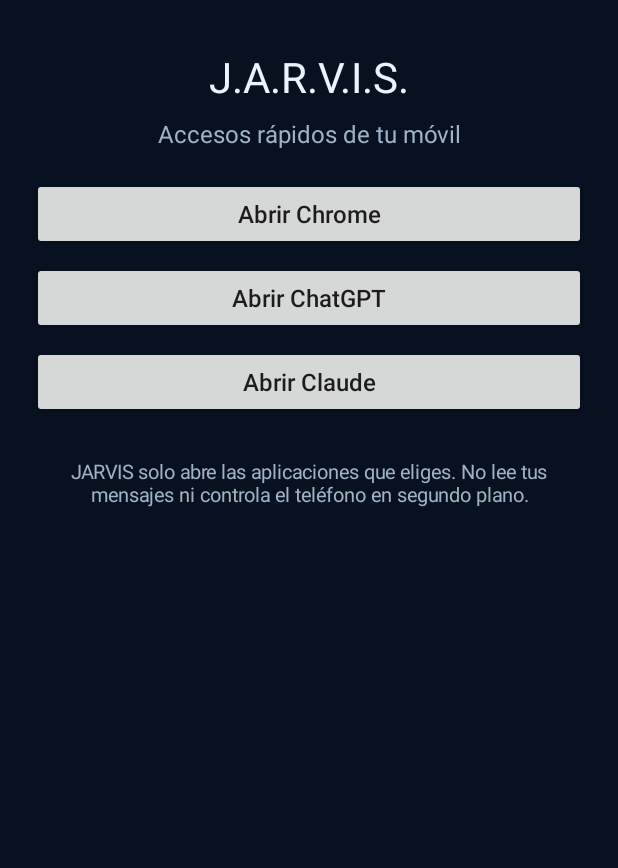
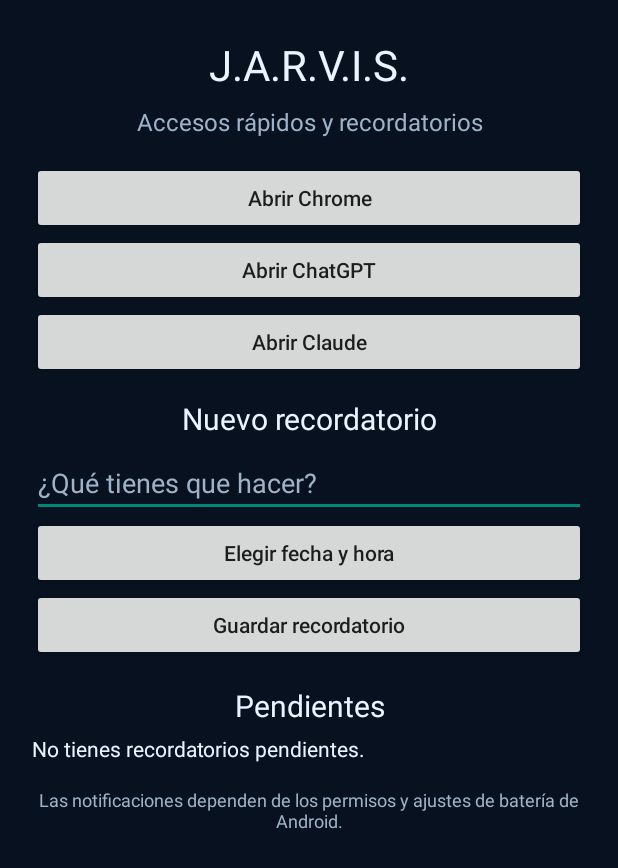
Before and after one commit to lekramelpro-debug/Mi-jarvis, an Android app: the screen it shows after launch (MainActivity), after a tap on "Abrir Chrome", on a phone screen of 412 x 824 dp. Shown: the top 868 px of the screen. Run offline under Robolectric (Android 15) with nearby library versions, the phone set to English and light mode, and no system bars; 2 statements that could not run were skipped.

Commit message:
Add local reminder scheduling UI

```diff
--- a/android-companion/app/src/main/java/com/jarvis/companion/MainActivity.kt
+++ b/android-companion/app/src/main/java/com/jarvis/companion/MainActivity.kt
@@ -1,102 +1,199 @@
 package com.jarvis.companion
 
+import android.Manifest
 import android.app.Activity
-import android.content.ActivityNotFoundException
+import android.app.AlarmManager
+import android.app.DatePickerDialog
+import android.app.NotificationChannel
+import android.app.NotificationManager
+import android.app.PendingIntent
+import android.app.TimePickerDialog
+import android.content.Context
 import android.content.Intent
+import android.content.pm.PackageManager
 import android.net.Uri
+import android.os.Build
 import android.os.Bundle
 import android.view.Gravity
 import android.view.ViewGroup
 import android.widget.Button
+import android.widget.EditText
 import android.widget.LinearLayout
 import android.widget.TextView
 import android.widget.Toast
+import java.text.DateFormat
+import java.util.Calendar
+import java.util.Date
 
 class MainActivity : Activity() {
+    private lateinit var root: LinearLayout
+    private lateinit var reminderInput: EditText
+    private lateinit var reminderList: TextView
+    private val prefs by lazy { getSharedPreferences(PREFS, Context.MODE_PRIVATE) }
+    private var selectedTime = Calendar.getInstance().apply { add(Calendar.MINUTE, 5) }
+
     override fun onCreate(savedInstanceState: Bundle?) {
         super.onCreate(savedInstanceState)
+        createNotificationChannel()
+        requestNotificationPermission()
 
-        val root = LinearLayout(this).apply {
+        root = LinearLayout(this).apply {
             orientation = LinearLayout.VERTICAL
             gravity = Gravity.CENTER_HORIZONTAL
-            setPadding(32, 48, 32, 32)
+            setPadding(32, 36, 32, 32)
             setBackgroundColor(0xFF07111F.toInt())
         }
 
-        val title = TextView(this).apply {
-            text = "J.A.R.V.I.S."
-            textSize = 28f
+        addText("J.A.R.V.I.S.", 28f, 0xFFEAF4FF.toInt())
+        addText("Accesos rápidos y recordatorios", 16f, 0xFF9FB3C8.toInt(), 12, 24)
+
+        addAppButton("Abrir Chrome", "com.android.chrome", "https://www.google.com")
+        addAppButton("Abrir ChatGPT", "com.openai.chatgpt", "https://chatgpt.com")
+        addAppButton("Abrir Claude", "com.anthropic.claude", "https://claude.ai")
+
+        addText("Nuevo recordatorio", 20f, 0xFFEAF4FF.toInt(), 20, 10)
+        reminderInput = EditText(this).apply {
+            hint = "¿Qué tienes que hacer?"
+            setSingleLine(true)
             setTextColor(0xFFEAF4FF.toInt())
-            gravity = Gravity.CENTER
+            setHintTextColor(0xFF9FB3C8.toInt())
         }
-        root.addView(title, matchWrap())
+        root.addView(reminderInput, matchWrap())
 
-        val subtitle = TextView(this).apply {
-            text = "Accesos rápidos de tu móvil"
-            textSize = 16f
-            setTextColor(0xFF9FB3C8.toInt())
-            gravity = Gravity.CENTER
-            setPadding(0, 12, 0, 28)
+        val chooseTime = Button(this).apply {
+            text = "Elegir fecha y hora"
+            isAllCaps = false
+            setOnClickListener { chooseDateAndTime() }
         }
-        root.addView(subtitle, matchWrap())
+        root.addView(chooseTime, matchWrap())
 
-        addAppButton(root, "Abrir Chrome", "com.android.chrome", "https://www.google.com")
-        addAppButton(root, "Abrir ChatGPT", "com.openai.chatgpt", "https://chatgpt.com")
-        addAppButton(root, "Abrir Claude", "com.anthropic.claude", "https://claude.ai")
+        val save = Button(this).apply {
+            text = "Guardar recordatorio"
+            isAllCaps = false
+            setOnClickListener { saveReminder() }
+        }
+        root.addView(save, matchWrap())
 
-        val note = TextView(this).apply {
-            text = "JARVIS solo abre las aplicaciones que eliges. No lee tus mensajes ni controla el teléfono en segundo plano."
-            textSize = 13f
-            setTextColor(0xFF9FB3C8.toInt())
-            gravity = Gravity.CENTER
-            setPadding(0, 28, 0, 0)
+        addText("Pendientes", 20f, 0xFFEAF4FF.toInt(), 24, 8)
+        reminderList = TextView(this).apply {
+            textSize = 14f
+            setTextColor(0xFFEAF4FF.toInt())
         }
-        root.addView(note, matchWrap())
-
+        root.addView(reminderList, matchWrap())
+        addText(
+            "Las notificaciones dependen de los permisos y ajustes de batería de Android.",
+            12f, 0xFF9FB3C8.toInt(), 24, 0
+        )
         setContentView(root)
+        refreshReminderList()
     }
 
-    private fun addAppButton(
-        parent: LinearLayout,
-        label: String,
-        packageName: String,
-        fallbackUrl: String
-    ) {
+    private fun addText(text: String, size: Float, color: Int, top: Int = 0, bottom: Int = 0) {
+        val view = TextView(this).apply {
+            this.text = text
+            textSize = size
+            setTextColor(color)
+            gravity = Gravity.CENTER
+            setPadding(0, top, 0, bottom)
+        }
+        root.addView(view, matchWrap())
+    }
+
+    private fun addAppButton(label: String, packageName: String, fallbackUrl: String) {
         val button = Button(this).apply {
             text = label
             isAllCaps = false
-            textSize = 16f
             setOnClickListener { launchApp(packageName, fallbackUrl) }
         }
-        val params = LinearLayout.LayoutParams(
-            ViewGroup.LayoutParams.MATCH_PARENT,
-            ViewGroup.LayoutParams.WRAP_CONTENT
-        ).apply {
-            bottomMargin = 12
-        }
-        parent.addView(button, params)
+        root.addView(button, matchWrap())
     }
 
     private fun launchApp(packageName: String, fallbackUrl: String) {
-        try {
-            val launchIntent = packageManager.getLaunchIntentForPackage(packageName)
-            if (launchIntent != null) {
-                startActivity(launchIntent)
-            } else {
-                openFallback(fallbackUrl)
-            }
-        } catch (_: ActivityNotFoundException) {
-            openFallback(fallbackUrl)
-        } catch (_: SecurityException) {
-            openFallback(fallbackUrl)
+        val launchIntent = packageManager.getLaunchIntentForPackage(packageName)
+        if (launchIntent != null) {
+            startActivity(launchIntent)
+        } else {
+            startActivity(Intent(Intent.ACTION_VIEW, Uri.parse(fallbackUrl)))
         }
     }
 
-    private fun openFallback(url: String) {
-        try {
-            startActivity(Intent(Intent.ACTION_VIEW, Uri.parse(url)))
-        } catch (_: ActivityNotFoundException) {
-            Toast.makeText(this, "No hay una aplicación compatible para abrir este enlace.", Toast.LENGTH_LONG).show()
+    private fun chooseDateAndTime() {
+        val now = Calendar.getInstance()
+        DatePickerDialog(this, { _, year, month, day ->
+            selectedTime.set(Calendar.YEAR, year)
+            selectedTime.set(Calendar.MONTH, month)
+            selectedTime.set(Calendar.DAY_OF_MONTH, day)
+            TimePickerDialog(this, { _, hour, minute ->
+                selectedTime.set(Calendar.HOUR_OF_DAY, hour)
+                selectedTime.set(Calendar.MINUTE, minute)
+                selectedTime.set(Calendar.SECOND, 0)
+                selectedTime.set(Calendar.MILLISECOND, 0)
+                Toast.makeText(
+                    this,
+                    "Programado: " + DateFormat.getDateTimeInstance().format(selectedTime.time),
+                    Toast.LENGTH_LONG
+                ).show()
+            }, now.get(Calendar.HOUR_OF_DAY), now.get(Calendar.MINUTE), true).show()
+        }, now.get(Calendar.YEAR), now.get(Calendar.MONTH), now.get(Calendar.DAY_OF_MONTH)).show()
+    }
+
+    private fun saveReminder() {
+        val title = reminderInput.text.toString().trim()
+        if (title.isEmpty()) {
+            reminderInput.error = "Escribe qué tienes que hacer"
+            return
+        }
+        val triggerAt = selectedTime.timeInMillis
+        if (triggerAt <= System.currentTimeMillis()) {
+            Toast.makeText(this, "Elige una hora futura.", Toast.LENGTH_LONG).show()
+            return
+        }
+        val id = System.currentTimeMillis().toInt()
+        prefs.edit()
+            .putString("title_$id", title)
+            .putLong("time_$id", triggerAt)
+            .apply()
+        scheduleReminder(this, id, title, triggerAt)
+        reminderInput.text.clear()
+        refreshReminderList()
+        Toast.makeText(this, "Recordatorio guardado.", Toast.LENGTH_SHORT).show()
+    }
+
+    private fun refreshReminderList() {
+        val items = prefs.all.entries
+            .filter { it.key.startsWith("time_") }
+            .mapNotNull { entry ->
+                val id = entry.key.removePrefix("time_")
+                val time = entry.value as? Long ?: return@mapNotNull null
+                val title = prefs.getString("title_$id", null) ?: return@mapNotNull null
+                Triple(time, title, id)
+            }
+            .sortedBy { it.first }
+        reminderList.text = if (items.isEmpty()) {
+            "No tienes recordatorios pendientes."
+        } else {
+            items.joinToString("\n\n") { (time, title, _) ->
+                "• $title\n  " + DateFormat.getDateTimeInstance().format(Date(time))
+            }
+        }
+    }
+
+    private fun requestNotificationPermission() {
+        if (Build.VERSION.SDK_INT >= 33 &&
+            checkSelfPermission(Manifest.permission.POST_NOTIFICATIONS) != PackageManager.PERMISSION_GRANTED
+        ) {
+            requestPermissions(arrayOf(Manifest.permission.POST_NOTIFICATIONS), 100)
+        }
+    }
+
+    private fun createNotificationChannel() {
+        if (Build.VERSION.SDK_INT >= Build.VERSION_CODES.O) {
+            val channel = NotificationChannel(
+                ReminderReceiver.CHANNEL_ID,
+                "Recordatorios de JARVIS",
+                NotificationManager.IMPORTANCE_HIGH
+            ).apply { description = "Avisos de tus tareas programadas" }
+            getSystemService(NotificationManager::class.java).createNotificationChannel(channel)
         }
     }
 
@@ -104,4 +201,8 @@ class MainActivity : Activity() {
         ViewGroup.LayoutParams.MATCH_PARENT,
         ViewGroup.LayoutParams.WRAP_CONTENT
     )
+
+    companion object {
+        const val PREFS = "jarvis_reminders"
+    }
 }
```
